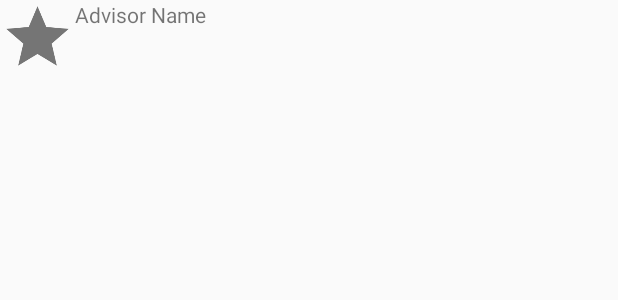
After one commit to iamgoodjack/Tripioneer, an Android app: the layout channel_main.xml on its own in the app's theme, with its tools: preview values and no code run, on a phone screen of 412 x 824 dp. The commit adds this screen. Shown: the top 300 px of the screen. Run offline under Robolectric (Android 15) with nearby library versions, the phone set to English and light mode, and no system bars.

Commit message:
Channel Layout 修改 Fragment框架完成 TODO: 分別在各自的java檔connect server

```diff
--- /dev/null
+++ b/app/src/main/res/layout/channel_main.xml
@@ -0,0 +1,62 @@
+<?xml version="1.0" encoding="utf-8"?>
+<LinearLayout xmlns:android="http://schemas.android.com/apk/res/android"
+    android:layout_width="match_parent"
+    android:layout_height="match_parent"
+    android:orientation="vertical" >
+<LinearLayout
+        android:layout_width="match_parent"
+        android:layout_height="50dp"
+        android:orientation="horizontal">
+
+         <ImageView
+            android:layout_width="50dp"
+            android:layout_height="50dp"
+            android:background="@drawable/ic_star_grey600_48dp" />
+
+        <TextView
+            android:id="@+id/text"
+            android:layout_width="match_parent"
+            android:layout_height="match_parent"
+            android:text="Advisor Name"/>
+
+</LinearLayout>
+<LinearLayout
+    android:layout_width="match_parent"
+    android:layout_height="match_parent"
+    android:orientation="vertical">
+    <android.support.v4.app.FragmentTabHost
+            android:id="@android:id/tabhost"
+            android:layout_width="match_parent"
+            android:layout_height="match_parent"
+
+            >
+
+        <LinearLayout
+                android:layout_width="match_parent"
+                android:layout_height="match_parent"
+                android:orientation="vertical">
+
+                <TabWidget
+                    android:id="@android:id/tabs"
+                    android:layout_width="match_parent"
+                    android:layout_height="wrap_content"></TabWidget>
+
+                <FrameLayout
+                    android:id="@android:id/tabcontent"
+                    android:layout_width="0dp"
+                    android:layout_height="0dp"
+                    android:layout_weight="0">
+                </FrameLayout>
+
+                <!-- 標籤內容顯示區塊 -->
+                <FrameLayout
+                    android:id="@+id/container"
+                    android:layout_width="match_parent"
+                    android:layout_height="0dp"
+                    android:layout_weight="1"
+                />
+            </LinearLayout>
+
+    </android.support.v4.app.FragmentTabHost>
+</LinearLayout>
+</LinearLayout>
```
Also changed, not shown: app/src/main/AndroidManifest.xml (+7 -2 lines), app/src/main/java/mis/tripioneer/ChannelMain.java (added, +33 -0 lines), app/src/main/java/mis/tripioneer/Channel_category.java (added, +90 -0 lines), app/src/main/java/mis/tripioneer/Channel_content.java (added, +90 -0 lines), app/src/main/java/mis/tripioneer/Channel_info.java (added, +90 -0 lines), app/src/main/res/layout/channel_info.xml (+12 -84 lines).
